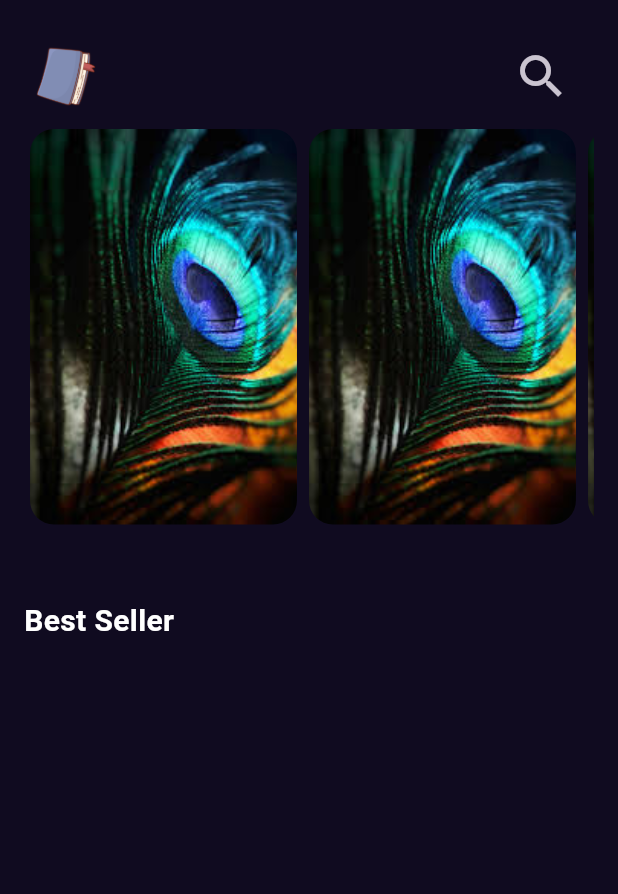
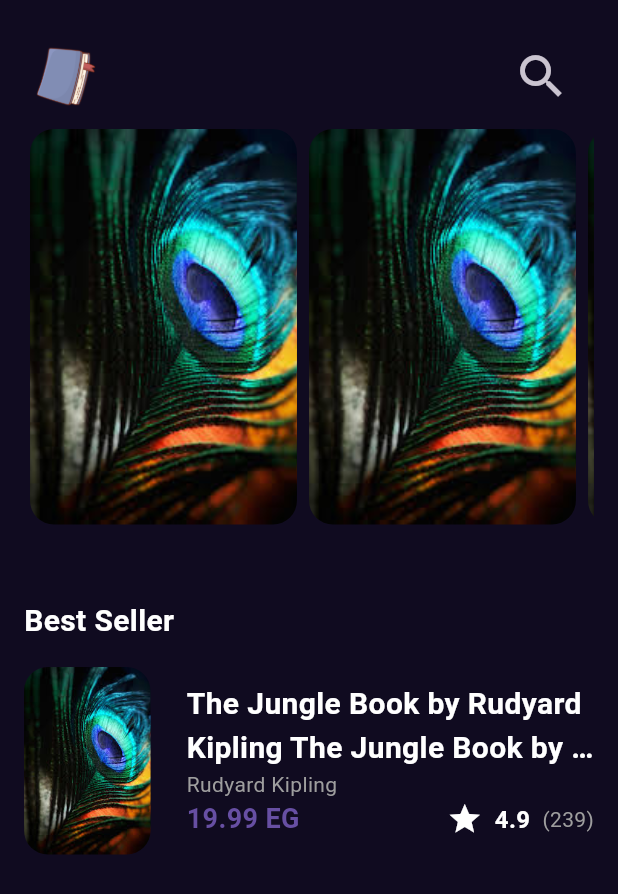
Before and after one commit to AhmedSaleh74/BooklyApp-Clean-Arch-, a Flutter app: the screen it shows after launch, on a phone screen of 412 x 824 dp. Shown: the top 894 px of the screen. Run offline on Flutter 3.47's test engine with Material 3 defaults, Android fonts, the phone set to English and light mode, and no system bars; our stand-ins replace get.

Commit message:
feat(home): add BestSellerListViewItem to HomeView

```diff
--- /dev/null
+++ b/lib/features/home/presentation/views/widgets/custom_best_seller_item.dart
@@ -0,0 +1,67 @@
+import 'package:flutter/material.dart';
+
+import '../../../../../core/utlis/assets.dart';
+import '../../../../../core/utlis/styles.dart';
+
+class CustomBestSellerItem extends StatelessWidget {
+  const CustomBestSellerItem({super.key});
+
+  @override
+  Widget build(BuildContext context) {
+    return SizedBox(
+      height: 125,
+      child: Row(
+        children: [
+          AspectRatio(
+            aspectRatio: 2.7 / 4,
+            child: Container(
+              decoration: const BoxDecoration(
+                image: DecorationImage(
+                  image: AssetImage(AssetsData.testImage),
+                  fit: BoxFit.cover,
+                ),
+                // color: Colors.red,
+                borderRadius: BorderRadius.all(Radius.circular(16)),
+              ),
+            ),
+          ),
+          SizedBox(width: 24),
+          Expanded(
+            child: Column(
+              mainAxisAlignment: MainAxisAlignment.center,
+              crossAxisAlignment: CrossAxisAlignment.start,
+              children: [
+                Text(
+                  'The Jungle Book by Rudyard Kipling The Jungle Book by Rudyard Kipling The Jungle Book by Rudyard Kipling The Jungle Book by Rudyard Kipling',
+                  style: Styles.titleMedium.copyWith(color: Colors.white),
+                  maxLines: 2,
+                  overflow: TextOverflow.ellipsis,
+                ),
+                Text(
+                  'Rudyard Kipling',
+                  style: Styles.caption,
+                  maxLines: 1,
+                  overflow: TextOverflow.ellipsis,
+                ),
+                Row(
+                  mainAxisAlignment: MainAxisAlignment.spaceBetween,
+                  children: [
+                    Text('19.99 EG', style: Styles.highlighted),
+                    Row(
+                      spacing: 8,
+                      children: [
+                        Icon(Icons.star),
+                        Text('4.9', style: Styles.whiteText),
+                        Text('(239)', style: Styles.caption),
+                      ],
+                    ),
+                  ],
+                ),
+              ],
+            ),
+          ),
+        ],
+      ),
+    );
+  }
+}
--- a/lib/features/home/presentation/views/widgets/home_view_body.dart
+++ b/lib/features/home/presentation/views/widgets/home_view_body.dart
@@ -1,6 +1,7 @@
 import 'package:bookly/core/utlis/styles.dart';
 import 'package:flutter/material.dart';
 import 'custom_appbar.dart';
+import 'custom_best_seller_item.dart';
 import 'featured_listview.dart';
 
 class HomeViewBody extends StatelessWidget {
@@ -20,6 +21,8 @@ class HomeViewBody extends StatelessWidget {
             'Best Seller',
             style: Styles.titleMedium.copyWith(color: Colors.white),
           ),
+          SizedBox(height: 16),
+          CustomBestSellerItem(),
         ],
       ),
     );
```
